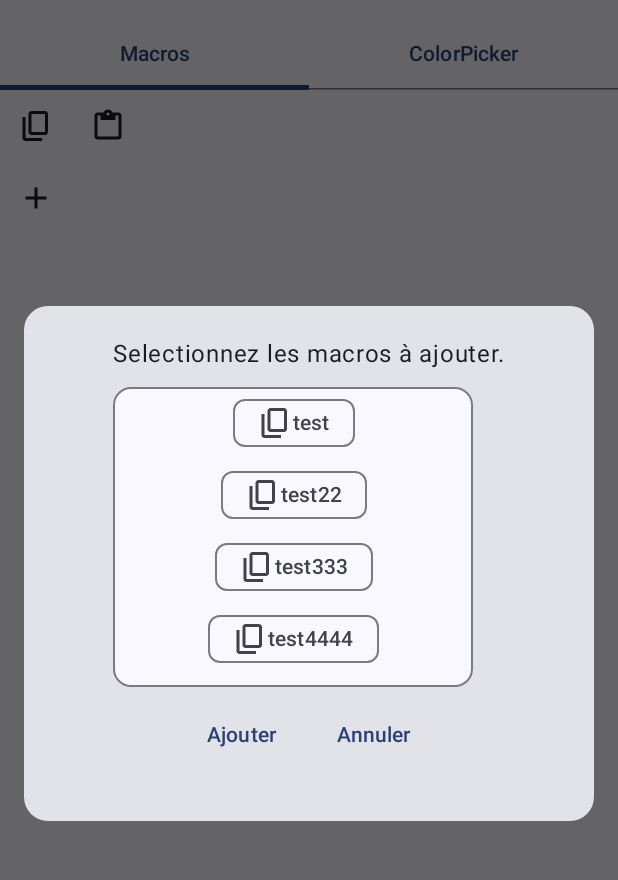
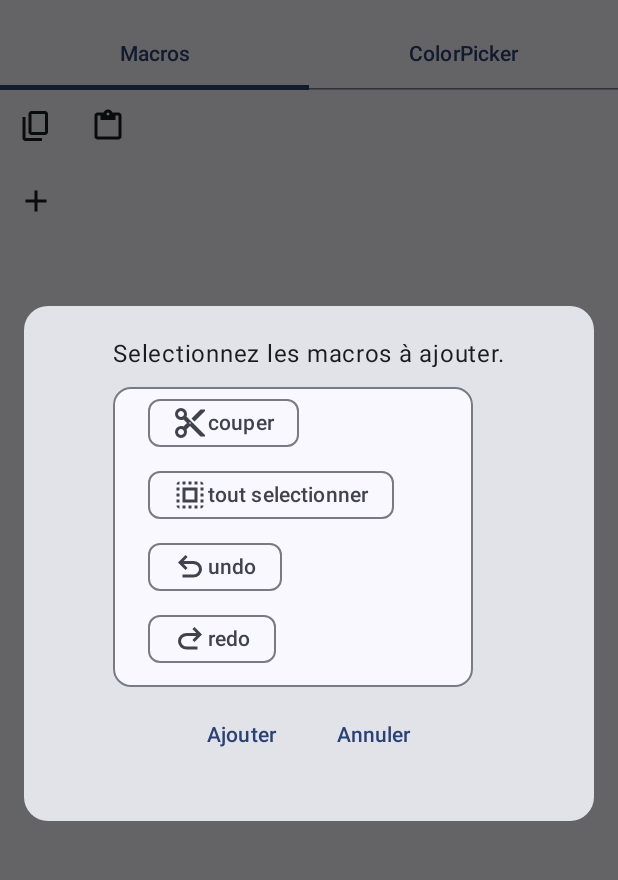
Before and after one commit to miel-uqac/vka2, an Android app built with Jetpack Compose: the MainScreen screen opened through its navigation route, after a tap on "ajouter une macro", on a phone screen of 412 x 824 dp, the part 54-934 px from its top. Run offline under Robolectric (Android 15) with nearby library versions, the phone set to English and light mode, and no system bars; our stand-ins replace livedata-compose; libraries missing offline, so code that uses them is left out: com.github.skydoves.colorpicker, com.hoho.android; 4 statements that could not run were skipped.

Commit message:
macro dialog functional, macros added to macro tab

```diff
--- a/app/src/main/java/com/example/klavier/KlavierScreen.kt
+++ b/app/src/main/java/com/example/klavier/KlavierScreen.kt
@@ -14,6 +14,9 @@ import androidx.compose.runtime.Composable
 import androidx.compose.runtime.LaunchedEffect
 import androidx.compose.runtime.getValue
 import androidx.compose.runtime.livedata.observeAsState
+import androidx.compose.runtime.mutableStateOf
+import androidx.compose.runtime.remember
+import androidx.compose.runtime.setValue
 import androidx.compose.ui.Modifier
 import androidx.compose.ui.res.stringResource
 import androidx.lifecycle.asLiveData
@@ -73,6 +76,11 @@ fun KlavierApp(
     val currentScreen = KlavierScreen.valueOf(
         backStackEntry?.destination?.route ?: KlavierScreen.Start.name
     )
+
+    var macroLabels by remember { mutableStateOf(ArrayList<String>()) }
+    var macroIcons by remember { mutableStateOf(ArrayList<Int>()) }
+    var macroFunctions by remember { mutableStateOf(ArrayList<() -> Unit>()) }
+
     Scaffold(
        /* topBar = {
             KlavierAppBar(
@@ -97,7 +105,10 @@ fun KlavierApp(
             composable(route = KlavierScreen.Main.name) {
                 MainScreen(
                     sendData = viewModel::writeUSB,
-                    onSettingsButtonClicked = { navController.navigate(route = KlavierScreen.Settings.name) }
+                    onSettingsButtonClicked = { navController.navigate(route = KlavierScreen.Settings.name) },
+                    macroLabels,
+                    macroIcons,
+                    macroFunctions
                 )
             }
             composable(route = KlavierScreen.Settings.name) {
--- a/app/src/main/java/com/example/klavier/ui/MainScreen.kt
+++ b/app/src/main/java/com/example/klavier/ui/MainScreen.kt
@@ -1,19 +1,21 @@
 package com.example.klavier.ui
 
 
-import android.graphics.Paint.Align
+import android.content.Context
 import androidx.annotation.DrawableRes
 import androidx.compose.foundation.layout.Arrangement
+import androidx.compose.foundation.background
 import androidx.compose.foundation.layout.Box
 import androidx.compose.foundation.layout.Column
 import androidx.compose.foundation.layout.Row
-import androidx.compose.foundation.layout.Spacer
 import androidx.compose.foundation.layout.fillMaxHeight
 import androidx.compose.foundation.layout.fillMaxSize
 import androidx.compose.foundation.layout.fillMaxWidth
 import androidx.compose.foundation.layout.height
 import androidx.compose.foundation.layout.padding
 import androidx.compose.foundation.layout.size
+import androidx.compose.foundation.lazy.LazyRow
+import androidx.compose.foundation.lazy.items
 import androidx.compose.foundation.rememberScrollState
 import androidx.compose.foundation.shape.RoundedCornerShape
 import androidx.compose.foundation.verticalScroll
@@ -69,7 +71,10 @@ import androidx.compose.ui.window.Dialog
 @Composable
 fun MainScreen(
     sendData: (String) -> Unit,
-    onSettingsButtonClicked : () -> Unit = {}
+    onSettingsButtonClicked : () -> Unit = {},
+    macroLabels: ArrayList<String>,
+    macroIcons: ArrayList<Int>,
+    macroFunctions: ArrayList<() -> Unit>
 )
 {
     var tabIndex by remember { mutableIntStateOf(0) }
@@ -101,9 +106,9 @@ fun MainScreen(
                 )
             }
         }
-        Row (modifier  = Modifier.fillMaxSize(1f)) {
+        Row (modifier  = Modifier.fillMaxWidth(1f)) {
             when (tabIndex) {
-                0 -> MacrosTab(sendData = sendData)
+                0 -> MacrosTab(sendData = sendData, macroLabels, macroIcons, macroFunctions)
                 1 -> ColorPickerTab(sendData = sendData)
             }
 
@@ -117,38 +122,51 @@ fun MainScreen(
 
 @Composable
 fun MacrosTab(
-    sendData: (String) -> Unit
+    sendData: (String) -> Unit,
+    macroLabels: ArrayList<String>,
+    macroIcons: ArrayList<Int>,
+    macroFunctions: ArrayList<() -> Unit>
 )
 {
     val context = LocalContext.current
     Column{
-        Row(modifier = Modifier.align(Alignment.CenterHorizontally)){
-            IconButton(
+        LazyRow(
+            modifier = Modifier
+                .height(50.dp)
+        ) {
+            // macro copier
+            item{
+                GridItem(
                     onClick = {
                         sendData(context.getString(R.string.id_copy))
                     },
-                modifier = Modifier,
-            ) {
-                Icon(
-                    painter = painterResource(R.drawable.copy_icon), contentDescription = "copier"
+                    painter = R.drawable.copy_icon,
+                    contentDescription = "copier"
                 )
             }
-            IconButton(
+            // macro coller
+            item{
+                GridItem(
                     onClick = {
                         sendData(context.getString(R.string.id_paste))
                     },
-                modifier = Modifier,
-            ) {
-                Icon(
-                    painter = painterResource(R.drawable.paste_icon), contentDescription = "coller"
+                    painter = R.drawable.paste_icon,
+                    contentDescription = "coller"
+                )
+            }
+            items(macroLabels) {arrayItem ->
+                GridItem(
+                    onClick = macroFunctions[macroLabels.indexOf(arrayItem)],
+                    painter = macroIcons[macroLabels.indexOf(arrayItem)],
+                    contentDescription = arrayItem
                 )
             }
         }
-        Row(modifier = Modifier)
+        Row(modifier = Modifier.align(Alignment.Start))
         {
             var showDialog by remember { mutableStateOf(false) }
             if (showDialog) {
-                AddMacrosDialog(onDismissRequest = { showDialog = false }, onConfirmation = { showDialog = false })
+                AddMacrosDialog(onDismissRequest = { showDialog = false }, onConfirmation = { showDialog = false }, context, sendData, macroLabels, macroIcons, macroFunctions)
             }
             IconButton(
                 onClick = {
@@ -344,6 +362,11 @@ fun findFirstDifferenceIndex(str1: String, str2: String): Int {
 fun AddMacrosDialog(
     onDismissRequest: () -> Unit,
     onConfirmation: () -> Unit,
+    context : Context,
+    sendData: (String) -> Unit,
+    macroLabels : ArrayList<String>,
+    macroIcons : ArrayList<Int>,
+    macroFunctions : ArrayList<() -> Unit>
 )
 {
     Dialog(onDismissRequest = { onDismissRequest() })
@@ -381,19 +404,34 @@ fun AddMacrosDialog(
                         .verticalScroll(rememberScrollState())
                     ){
                         MacroChip(
-                            "test", R.drawable.copy_icon, {}, Modifier.align(Alignment.CenterHorizontally)
+                            "couper", R.drawable.cut_icon, {}, macroLabels, macroIcons, macroFunctions, Modifier.align(Alignment.CenterHorizontally)
                         )
                         MacroChip(
-                            "test22", R.drawable.copy_icon, {}, Modifier.align(Alignment.CenterHorizontally)
+                            "tout selectionner", R.drawable.select_all_icon, {}, macroLabels, macroIcons, macroFunctions, Modifier.align(Alignment.CenterHorizontally)
                         )
                         MacroChip(
-                            "test333", R.drawable.copy_icon, {}, Modifier.align(Alignment.CenterHorizontally)
+                            "undo", R.drawable.undo_icon, {}, macroLabels, macroIcons, macroFunctions, Modifier.align(Alignment.CenterHorizontally)
                         )
                         MacroChip(
-                            "test4444", R.drawable.copy_icon, {}, Modifier.align(Alignment.CenterHorizontally)
+                            "redo", R.drawable.redo_icon, {}, macroLabels, macroIcons, macroFunctions, Modifier.align(Alignment.CenterHorizontally)
                         )
                         MacroChip(
-                            "test55555", R.drawable.copy_icon, {}, Modifier.align(Alignment.CenterHorizontally)
+                            "chercher", R.drawable.find_icon, {}, macroLabels, macroIcons, macroFunctions, Modifier.align(Alignment.CenterHorizontally)
+                        )
+                        MacroChip(
+                            "chercher et remplacer", R.drawable.find_replace_icon, {}, macroLabels, macroIcons, macroFunctions, Modifier.align(Alignment.CenterHorizontally)
+                        )
+                        MacroChip(
+                            "imprimer", R.drawable.print_icon, {}, macroLabels, macroIcons, macroFunctions, Modifier.align(Alignment.CenterHorizontally)
+                        )
+                        MacroChip(
+                            "gras", R.drawable.bold_icon, {}, macroLabels, macroIcons, macroFunctions, Modifier.align(Alignment.CenterHorizontally)
+                        )
+                        MacroChip(
+                            "italique", R.drawable.italic_icon, {}, macroLabels, macroIcons, macroFunctions, Modifier.align(Alignment.CenterHorizontally)
+                        )
+                        MacroChip(
+                            "souligner", R.drawable.underline_icon, {}, macroLabels, macroIcons, macroFunctions, Modifier.align(Alignment.CenterHorizontally)
                         )
                     }
                 }
@@ -424,26 +462,50 @@ fun MacroChip(
     label: String,
     @DrawableRes iconResource: Int,
     onClick: () -> Unit,
+    macroLabels : ArrayList<String>,
+    macroIcons : ArrayList<Int>,
+    macroFunctions : ArrayList<() -> Unit>,
     modifier: Modifier
 ) {
     var selected by remember { mutableStateOf(false) }
 
     FilterChip(
-        onClick = { onClick(); selected = !selected },
+        onClick = {
+            selected = !selected
+            if (selected) {
+                if (!macroLabels.contains(label)) {
+                    macroLabels.add(label)
+                    macroIcons.add(iconResource)
+                    macroFunctions.add(onClick)
+                }
+            }
+            else {
+                macroLabels.remove(label)
+                macroIcons.remove(iconResource)
+                macroFunctions.remove(onClick)
+            }
+        },
         label = {
             Icon(painter = painterResource(iconResource), contentDescription = label)
             Text(label)
         },
         selected = selected,
-        modifier = modifier
     )
 }
 
-@Preview
 @Composable
-fun MacroDialogPreview()
+fun GridItem(
+    onClick: () -> Unit,
+    painter: Int,
+    contentDescription: String
+)
 {
-    AddMacrosDialog(
-        {},
-    ) { }
+    IconButton(
+        onClick = onClick,
+    ) {
+        Icon(
+            painter = painterResource(painter),
+            contentDescription = contentDescription
+        )
     }
+}
--- /dev/null
+++ b/app/src/main/res/drawable/bold_icon.xml
@@ -0,0 +1,9 @@
+<vector xmlns:android="http://schemas.android.com/apk/res/android"
+    android:width="24dp"
+    android:height="24dp"
+    android:viewportWidth="960"
+    android:viewportHeight="960">
+  <path
+      android:pathData="M272,760v-560h221q65,0 120,40t55,111q0,51 -23,78.5T602,469q25,11 55.5,41t30.5,90q0,89 -65,124.5T501,760L272,760ZM393,648h104q48,0 58.5,-24.5T566,588q0,-11 -10.5,-35.5T494,528L393,528v120ZM393,420h93q33,0 48,-17t15,-38q0,-24 -17,-39t-44,-15h-95v109Z"
+      android:fillColor="#5f6368"/>
+</vector>
--- /dev/null
+++ b/app/src/main/res/drawable/cut_icon.xml
@@ -0,0 +1,9 @@
+<vector xmlns:android="http://schemas.android.com/apk/res/android"
+    android:width="24dp"
+    android:height="24dp"
+    android:viewportWidth="960"
+    android:viewportHeight="960">
+  <path
+      android:pathData="M760,840 L480,560l-94,94q8,15 11,32t3,34q0,66 -47,113T240,880q-66,0 -113,-47T80,720q0,-66 47,-113t113,-47q17,0 34,3t32,11l94,-94 -94,-94q-15,8 -32,11t-34,3q-66,0 -113,-47T80,240q0,-66 47,-113t113,-47q66,0 113,47t47,113q0,17 -3,34t-11,32l494,494v40L760,840ZM600,440l-80,-80 240,-240h120v40L600,440ZM240,320q33,0 56.5,-23.5T320,240q0,-33 -23.5,-56.5T240,160q-33,0 -56.5,23.5T160,240q0,33 23.5,56.5T240,320ZM480,500q8,0 14,-6t6,-14q0,-8 -6,-14t-14,-6q-8,0 -14,6t-6,14q0,8 6,14t14,6ZM240,800q33,0 56.5,-23.5T320,720q0,-33 -23.5,-56.5T240,640q-33,0 -56.5,23.5T160,720q0,33 23.5,56.5T240,800Z"
+      android:fillColor="#5f6368"/>
+</vector>
--- /dev/null
+++ b/app/src/main/res/drawable/find_icon.xml
@@ -0,0 +1,9 @@
+<vector xmlns:android="http://schemas.android.com/apk/res/android"
+    android:width="24dp"
+    android:height="24dp"
+    android:viewportWidth="960"
+    android:viewportHeight="960">
+  <path
+      android:pathData="m590,800 l80,80L240,880q-33,0 -56.5,-23.5T160,800v-640q0,-33 23.5,-56.5T240,80h360l200,240v480q0,20 -8.5,36.5T768,864L560,658q-17,11 -37,16.5t-43,5.5q-66,0 -113,-47t-47,-113q0,-66 47,-113t113,-47q66,0 113,47t47,113q0,23 -5.5,43T618,600l102,104v-356L562,160L240,160v640h350ZM480,600q33,0 56.5,-23.5T560,520q0,-33 -23.5,-56.5T480,440q-33,0 -56.5,23.5T400,520q0,33 23.5,56.5T480,600ZM480,520ZM480,520Z"
+      android:fillColor="#5f6368"/>
+</vector>
--- /dev/null
+++ b/app/src/main/res/drawable/find_replace_icon.xml
@@ -0,0 +1,9 @@
+<vector xmlns:android="http://schemas.android.com/apk/res/android"
+    android:width="24dp"
+    android:height="24dp"
+    android:viewportWidth="960"
+    android:viewportHeight="960">
+  <path
+      android:pathData="M164,400q14,-103 91.5,-171.5T440,160q59,0 110.5,22.5T640,244v-84h80v240L480,400v-80h120q-29,-36 -69.5,-58T440,240q-72,0 -127,45.5T244,400h-80ZM784,840L608,664q-36,27 -78.5,41.5T440,720q-59,0 -110.5,-22.5T240,636v84h-80v-240h240v80L280,560q29,36 69.5,58t90.5,22q72,0 127,-45.5T636,480h80q-5,36 -18,67.5T664,608l176,176 -56,56Z"
+      android:fillColor="#5f6368"/>
+</vector>
--- /dev/null
+++ b/app/src/main/res/drawable/italic_icon.xml
@@ -0,0 +1,9 @@
+<vector xmlns:android="http://schemas.android.com/apk/res/android"
+    android:width="24dp"
+    android:height="24dp"
+    android:viewportWidth="960"
+    android:viewportHeight="960">
+  <path
+      android:pathData="M200,760v-100h160l120,-360L320,300v-100h400v100L580,300L460,660h140v100L200,760Z"
+      android:fillColor="#5f6368"/>
+</vector>
--- /dev/null
+++ b/app/src/main/res/drawable/print_icon.xml
@@ -0,0 +1,9 @@
+<vector xmlns:android="http://schemas.android.com/apk/res/android"
+    android:width="24dp"
+    android:height="24dp"
+    android:viewportWidth="960"
+    android:viewportHeight="960">
+  <path
+      android:pathData="M640,320v-120L320,200v120h-80v-200h480v200h-80ZM160,400h640,-640ZM720,500q17,0 28.5,-11.5T760,460q0,-17 -11.5,-28.5T720,420q-17,0 -28.5,11.5T680,460q0,17 11.5,28.5T720,500ZM640,760v-160L320,600v160h320ZM720,840L240,840v-160L80,680v-240q0,-51 35,-85.5t85,-34.5h560q51,0 85.5,34.5T880,440v240L720,680v160ZM800,600v-160q0,-17 -11.5,-28.5T760,400L200,400q-17,0 -28.5,11.5T160,440v160h80v-80h480v80h80Z"
+      android:fillColor="#5f6368"/>
+</vector>
--- /dev/null
+++ b/app/src/main/res/drawable/redo_icon.xml
@@ -0,0 +1,9 @@
+<vector xmlns:android="http://schemas.android.com/apk/res/android"
+    android:width="24dp"
+    android:height="24dp"
+    android:viewportWidth="960"
+    android:viewportHeight="960">
+  <path
+      android:pathData="M396,760q-97,0 -166.5,-63T160,540q0,-94 69.5,-157T396,320h252L544,216l56,-56 200,200 -200,200 -56,-56 104,-104L396,400q-63,0 -109.5,40T240,540q0,60 46.5,100T396,680h284v80L396,760Z"
+      android:fillColor="#5f6368"/>
+</vector>
--- /dev/null
+++ b/app/src/main/res/drawable/select_all_icon.xml
@@ -0,0 +1,9 @@
+<vector xmlns:android="http://schemas.android.com/apk/res/android"
+    android:width="24dp"
+    android:height="24dp"
+    android:viewportWidth="960"
+    android:viewportHeight="960">
+  <path
+      android:pathData="M280,680v-400h400v400L280,680ZM360,600h240v-240L360,360v240ZM200,760v80q-33,0 -56.5,-23.5T120,760h80ZM120,680v-80h80v80h-80ZM120,520v-80h80v80h-80ZM120,360v-80h80v80h-80ZM200,200h-80q0,-33 23.5,-56.5T200,120v80ZM280,840v-80h80v80h-80ZM280,200v-80h80v80h-80ZM440,840v-80h80v80h-80ZM440,200v-80h80v80h-80ZM600,840v-80h80v80h-80ZM600,200v-80h80v80h-80ZM760,840v-80h80q0,33 -23.5,56.5T760,840ZM760,680v-80h80v80h-80ZM760,520v-80h80v80h-80ZM760,360v-80h80v80h-80ZM760,200v-80q33,0 56.5,23.5T840,200h-80Z"
+      android:fillColor="#5f6368"/>
+</vector>
--- /dev/null
+++ b/app/src/main/res/drawable/underline_icon.xml
@@ -0,0 +1,9 @@
+<vector xmlns:android="http://schemas.android.com/apk/res/android"
+    android:width="24dp"
+    android:height="24dp"
+    android:viewportWidth="960"
+    android:viewportHeight="960">
+  <path
+      android:pathData="M200,840v-80h560v80L200,840ZM480,680q-101,0 -157,-63t-56,-167v-330h103v336q0,56 28,91t82,35q54,0 82,-35t28,-91v-336h103v330q0,104 -56,167t-157,63Z"
+      android:fillColor="#5f6368"/>
+</vector>
--- /dev/null
+++ b/app/src/main/res/drawable/undo_icon.xml
@@ -0,0 +1,9 @@
+<vector xmlns:android="http://schemas.android.com/apk/res/android"
+    android:width="24dp"
+    android:height="24dp"
+    android:viewportWidth="960"
+    android:viewportHeight="960">
+  <path
+      android:pathData="M280,760v-80h284q63,0 109.5,-40T720,540q0,-60 -46.5,-100T564,400L312,400l104,104 -56,56 -200,-200 200,-200 56,56 -104,104h252q97,0 166.5,63T800,540q0,94 -69.5,157T564,760L280,760Z"
+      android:fillColor="#5f6368"/>
+</vector>
```
Lines whose indentation alone changed are shown as unchanged.
